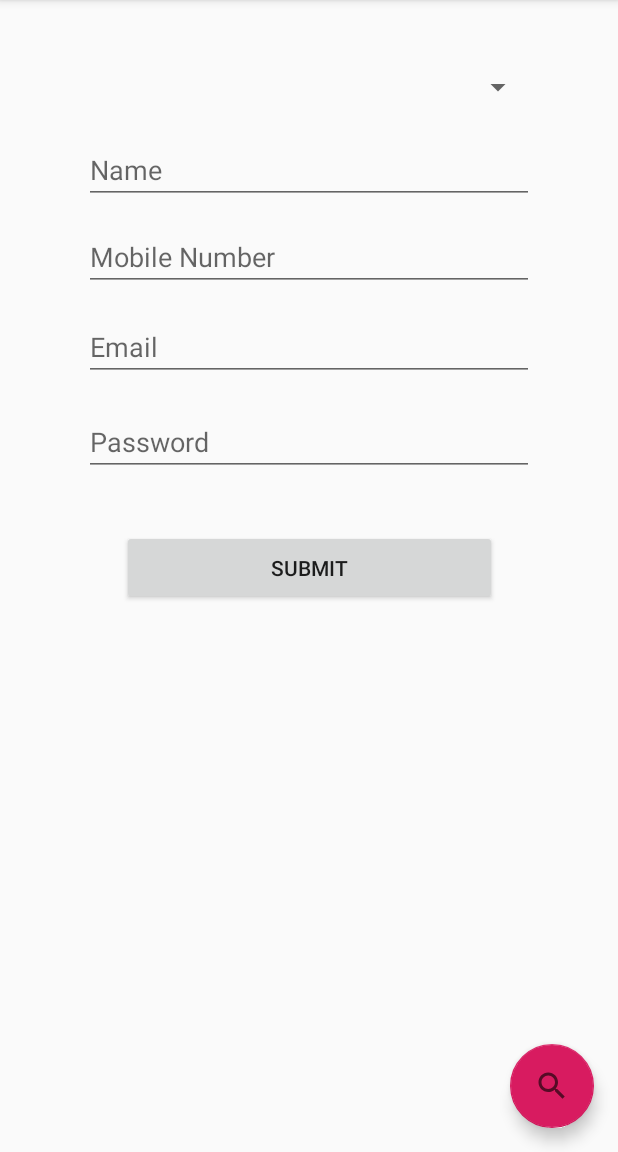
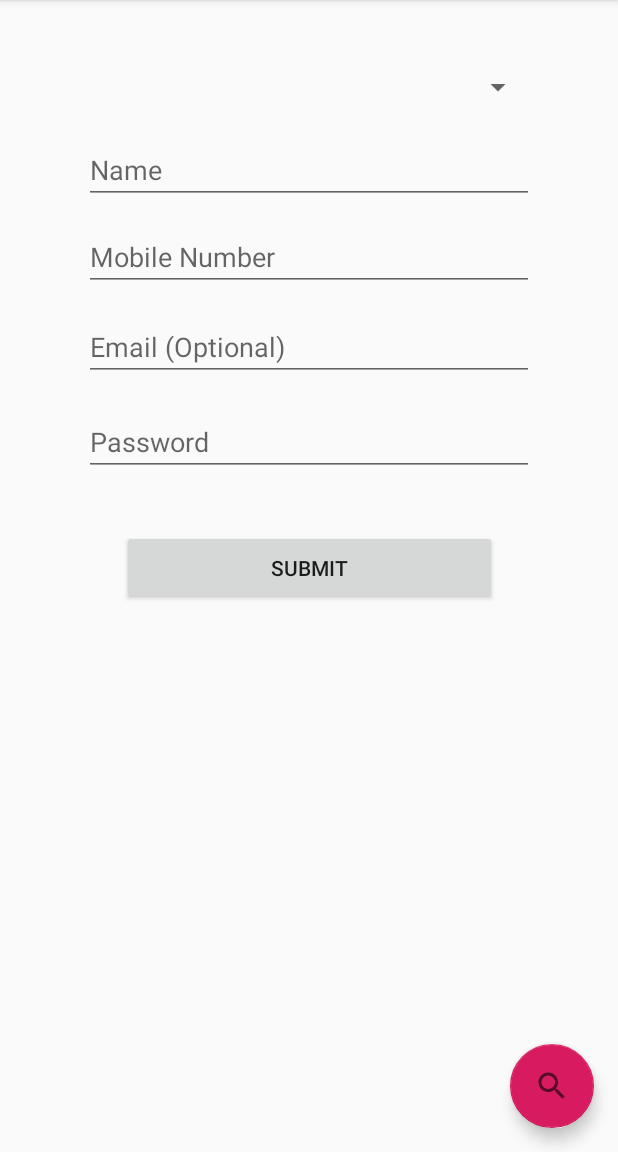
Before and after one commit to jamsubzero/dormido_zeroHungerApp, an Android app: the fragment RegisterFragment placed in its activity, on a phone screen of 412 x 824 dp, the part 84-1236 px from its top. Run offline under Robolectric (Android 15) with nearby library versions, the phone set to English and light mode, and no system bars.

Commit message:
init commit for Reg Branch

```diff
--- a/app/src/main/res/layout/layout_register.xml
+++ b/app/src/main/res/layout/layout_register.xml
@@ -51,7 +51,7 @@
         android:layout_height="40dp"
         android:layout_marginTop="20dp"
         android:ems="10"
-        android:hint="Email"
+        android:hint="Email (Optional)"
         android:inputType="textEmailAddress"
         app:layout_constraintEnd_toEndOf="parent"
         app:layout_constraintStart_toStartOf="parent"
```
